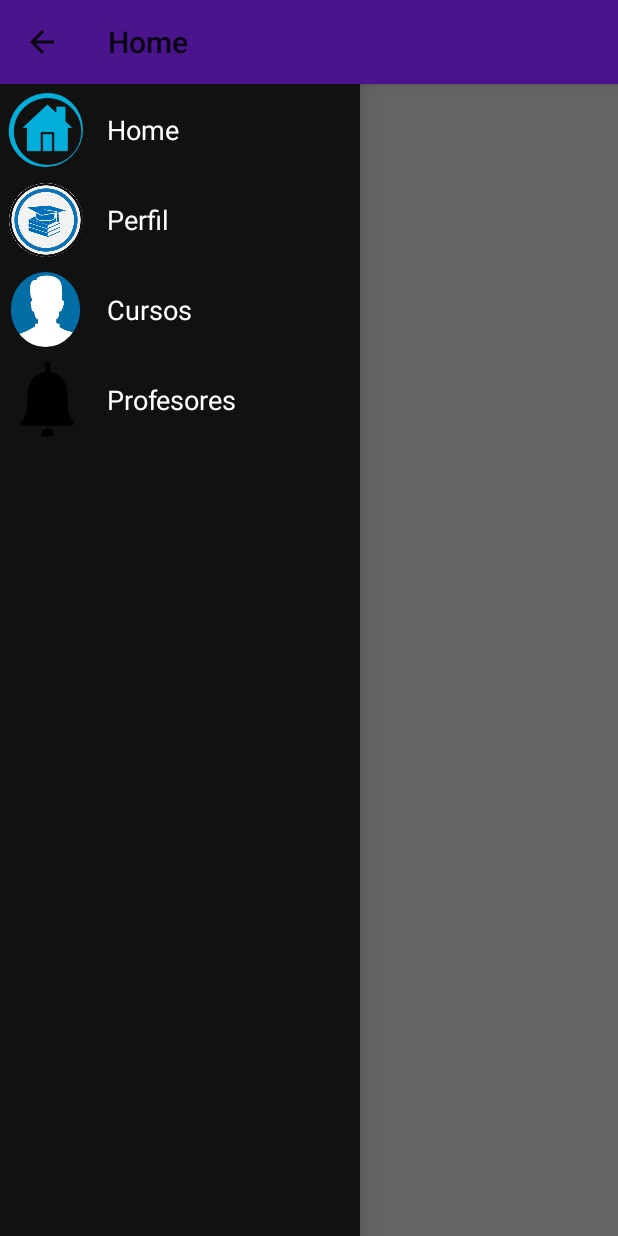
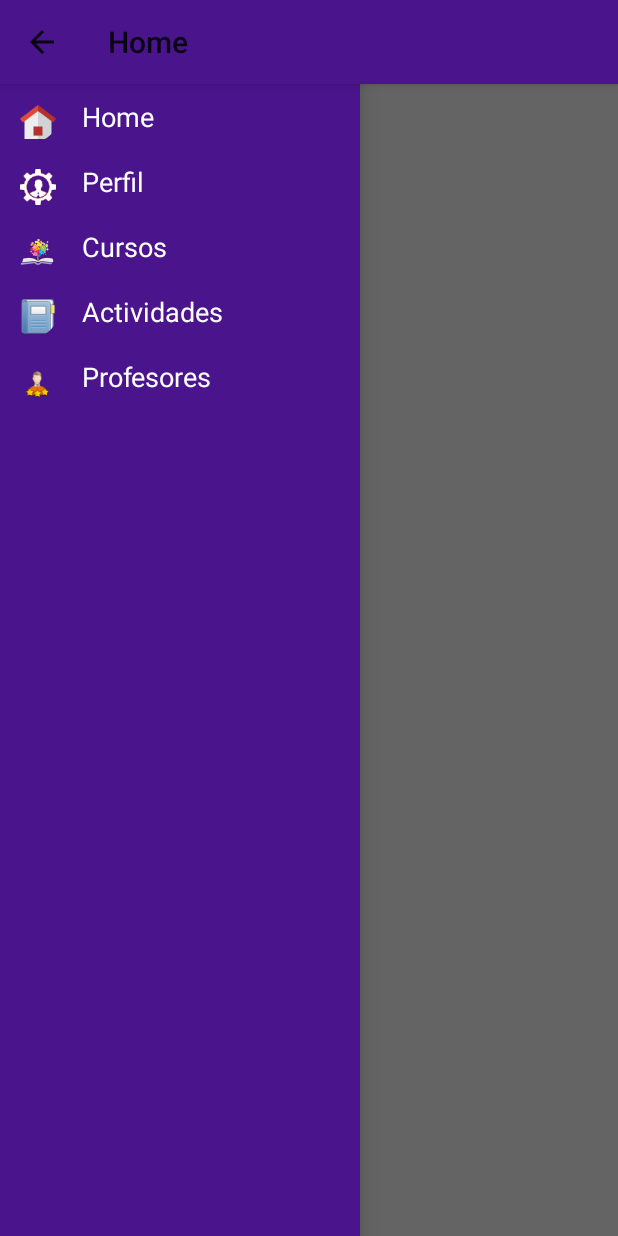
Before and after one commit to Universus/Universus, an Android app: the screen it shows after launch (Main), with the side drawer open, on a phone screen of 412 x 824 dp. Run offline under Robolectric (Android 15) with nearby library versions, the phone set to English and light mode, and no system bars; libraries missing offline, so code that uses them is left out: io.realm; 10 statements that could not run were skipped.

Commit message:
DraweStyle and icons.

```diff
--- a/app/src/main/java/app/universus/Controllers/AlumnoController.java
+++ b/app/src/main/java/app/universus/Controllers/AlumnoController.java
@@ -32,10 +32,11 @@ public class AlumnoController {
 
     public static List<Elemento> getOpcionesMenu(){
         List<Elemento> menu = new ArrayList<Elemento>();
-        menu.add(new Elemento("Home", R.drawable.home_icono));
-        menu.add(new Elemento("Perfil", R.drawable.materia_icono));
-        menu.add(new Elemento("Cursos", R.drawable.perfil_icono));
-        menu.add(new Elemento("Profesores", R.drawable.importante_icono));
+        menu.add(new Elemento("Home", R.drawable.ic_1448961499_home));
+        menu.add(new Elemento("Perfil", R.drawable.ic_1448961152_gear_user));
+        menu.add(new Elemento("Cursos", R.drawable.cursos));
+        menu.add(new Elemento("Actividades", R.drawable.ic_1448841788_books));
+        menu.add(new Elemento("Profesores", R.drawable.ic_1448843475_preferences_contact_list));
         return menu;
     }
 
--- a/app/src/main/java/app/universus/Login/SessionActivity.java
+++ b/app/src/main/java/app/universus/Login/SessionActivity.java
@@ -44,11 +44,7 @@ public class SessionActivity extends Activity {
                 matricula.getText();
                 contraseña.getText();
 
-                SharedPreferences shrPreferen = getSharedPreferences("MisPreferencias", Context.MODE_PRIVATE);
-                SharedPreferences.Editor editor = shrPreferen.edit();
-                editor.putString("matricula", matricula.getText());
-                editor.putString("contraseña", contraseña.getText());
-                editor.commit();
+
             }
         });
 
--- a/app/src/main/res/layout/activity_main.xml
+++ b/app/src/main/res/layout/activity_main.xml
@@ -14,8 +14,8 @@
         android:layout_width="240dp"
         android:layout_height="match_parent"
         android:layout_gravity="start"
-        android:background="#111"
+        android:background="@color/drawer_back_ground"
         android:choiceMode="singleChoice"
-        android:divider="@android:color/transparent"
+        android:divider="#6A1B9A"
         android:dividerHeight="0dp" />
 </android.support.v4.widget.DrawerLayout>
--- a/app/src/main/res/layout/drawer_list_item.xml
+++ b/app/src/main/res/layout/drawer_list_item.xml
@@ -15,8 +15,8 @@
 
     <ImageView
         android:id="@+id/icon"
-        android:layout_width="50dp"
-        android:layout_height="50dp"
+        android:layout_width="wrap_content"
+        android:layout_height="wrap_content"
         android:layout_alignParentLeft="true"
         android:layout_centerVertical="true"
         android:layout_marginRight="16dp" />
--- a/app/src/main/res/layout/elemento_view.xml
+++ b/app/src/main/res/layout/elemento_view.xml
@@ -16,7 +16,7 @@
         android:layout_width="fill_parent"
         android:layout_height="wrap_content"
         android:paddingLeft="?android:attr/expandableListPreferredItemPaddingLeft"
-        android:textSize="17dp"
+        android:textSize="17sp"
         android:layout_toRightOf="@+id/elemento__imagen"
         android:layout_marginLeft="71dp"
         android:layout_marginStart="71dp"
--- a/app/src/main/res/values/colores.xml
+++ b/app/src/main/res/values/colores.xml
@@ -17,6 +17,6 @@
     <!-- ActionBar -->
     <color name="action_bar_color">#4A148C</color>
     <!-- Drawers -->
-    <color name="drawer_back_ground">#7B1FA2</color>
+    <color name="drawer_back_ground">#4A148C</color>
     <color name="drawer_txt_color">#BA68C8</color>
 </resources>
--- a/app/src/main/res/values/styles.xml
+++ b/app/src/main/res/values/styles.xml
@@ -10,6 +10,8 @@
         <item name="colorAccent">@color/accent_color</item>
         <item name="colorControlHighlight">@color/highligh_color</item>
         <item name="android:windowBackground">@color/general_background</item>
+        <item name="android:titleTextStyle">@color/text_color_white</item>
+        <item name="android:textColor">@color/text_color_white</item>
     </style>
 
 </resources>
```
Also changed, not shown: app/src/main/java/app/universus/Controllers/ProfesorController.java (+4 -3 lines), app/src/main/res/drawable-hdpi/ic_1448961152_gear_user.png (added), app/src/main/res/drawable-hdpi/ic_1448961499_home.png (added), app/src/main/res/drawable-hdpi/ic_action_reorder.png (added).
